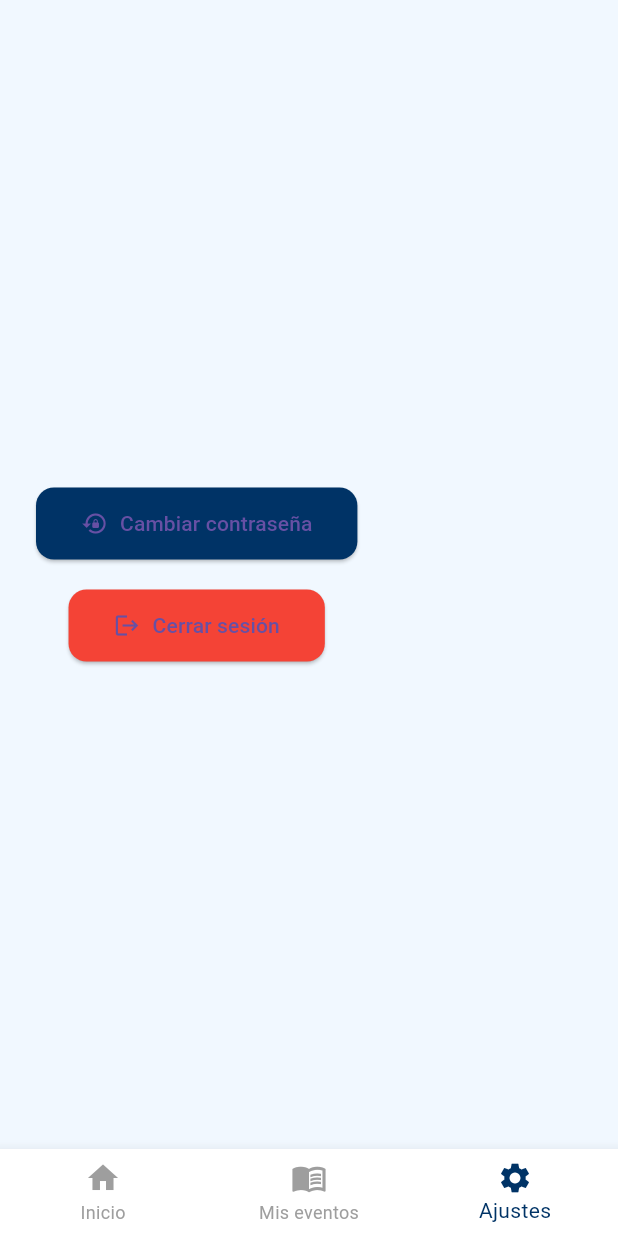
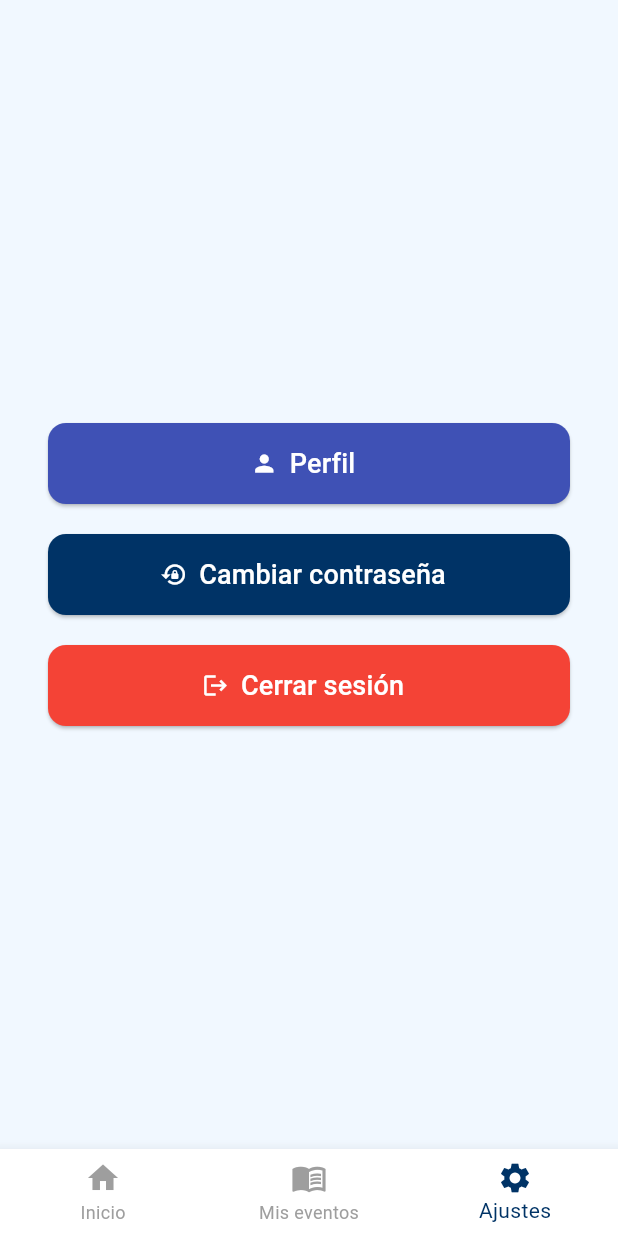
Before and after one commit to Docsso/proyectoFinalProgra, a Flutter app: the MenuPage screen opened directly, item 3 of the bottom bar chosen, on a phone screen of 412 x 824 dp. Run offline on Flutter 3.47's test engine with Material 3 defaults, Android fonts, the phone set to English and light mode, and no system bars; our stand-ins replace geolocator, image_picker, permission_handler, sqflite; accounts and stored records are empty.

Commit message:
avance de lo visual

```diff
--- a/proyectofinal1/lib/src/pages/menu_page.dart
+++ b/proyectofinal1/lib/src/pages/menu_page.dart
@@ -2,8 +2,9 @@ import 'package:flutter/material.dart';
 import 'create_event_page.dart';
 import 'event_list_page.dart';
 import 'welcome_page.dart';
-import 'change_password_page.dart'; // ✅ Correcta ubicación
+import 'change_password_page.dart';
 import 'my_events_page.dart';
+import 'package:proyectofinal1/src/pages/profile_page.dart';
 
 class MenuPage extends StatefulWidget {
   const MenuPage({super.key});
@@ -98,7 +99,7 @@ class _HomeView extends StatelessWidget {
               Navigator.pushAndRemoveUntil(
                 context,
                 MaterialPageRoute(builder: (context) => const WelcomePage()),
-                (route) => false,
+                    (route) => false,
               );
             },
             style: ElevatedButton.styleFrom(
@@ -122,45 +123,45 @@ class _SettingsView extends StatelessWidget {
   @override
   Widget build(BuildContext context) {
     return Padding(
-      padding: const EdgeInsets.all(24),
+      padding: const EdgeInsets.symmetric(horizontal: 32, vertical: 48),
       child: Column(
         mainAxisAlignment: MainAxisAlignment.center,
         children: [
-          ElevatedButton.icon(
-            icon: const Icon(Icons.lock_reset),
-            label: const Text('Cambiar contraseña'),
+          _SettingsButton(
+            label: 'Perfil',
+            icon: Icons.person,
+            color: Colors.indigo,
             onPressed: () {
               Navigator.push(
                 context,
-                MaterialPageRoute(builder: (context) => const ChangePasswordPage()),
+                MaterialPageRoute(builder: (_) => const ProfilePage()),
               );
             },
-            style: ElevatedButton.styleFrom(
-              backgroundColor: const Color(0xFF003366),
-              padding: const EdgeInsets.symmetric(horizontal: 30, vertical: 14),
-              shape: RoundedRectangleBorder(
-                borderRadius: BorderRadius.circular(12),
-              ),
-            ),
           ),
           const SizedBox(height: 20),
-          ElevatedButton.icon(
-            icon: const Icon(Icons.logout),
-            label: const Text('Cerrar sesión'),
+          _SettingsButton(
+            label: 'Cambiar contraseña',
+            icon: Icons.lock_reset,
+            color: const Color(0xFF003366),
+            onPressed: () {
+              Navigator.push(
+                context,
+                MaterialPageRoute(builder: (_) => const ChangePasswordPage()),
+              );
+            },
+          ),
+          const SizedBox(height: 20),
+          _SettingsButton(
+            label: 'Cerrar sesión',
+            icon: Icons.logout,
+            color: Colors.red,
             onPressed: () {
               Navigator.pushAndRemoveUntil(
                 context,
-                MaterialPageRoute(builder: (context) => const WelcomePage()),
-                (route) => false,
+                MaterialPageRoute(builder: (_) => const WelcomePage()),
+                    (_) => false,
               );
             },
-            style: ElevatedButton.styleFrom(
-              backgroundColor: Colors.red,
-              padding: const EdgeInsets.symmetric(horizontal: 30, vertical: 14),
-              shape: RoundedRectangleBorder(
-                borderRadius: BorderRadius.circular(12),
-              ),
-            ),
           ),
         ],
       ),
@@ -168,7 +169,46 @@ class _SettingsView extends StatelessWidget {
   }
 }
 
-// Reutilizable
+// 🔁 Botón reutilizable
+class _SettingsButton extends StatelessWidget {
+  final String label;
+  final IconData icon;
+  final VoidCallback onPressed;
+  final Color color;
+
+  const _SettingsButton({
+    required this.label,
+    required this.icon,
+    required this.onPressed,
+    required this.color,
+  });
+
+  @override
+  Widget build(BuildContext context) {
+    return SizedBox(
+      width: double.infinity,
+      child: ElevatedButton.icon(
+        icon: Icon(icon, color: Colors.white),
+        label: Padding(
+          padding: const EdgeInsets.symmetric(vertical: 14),
+          child: Text(
+            label,
+            style: const TextStyle(fontSize: 18, color: Colors.white),
+          ),
+        ),
+        onPressed: onPressed,
+        style: ElevatedButton.styleFrom(
+          backgroundColor: color,
+          shape: RoundedRectangleBorder(
+            borderRadius: BorderRadius.circular(12),
+          ),
+        ),
+      ),
+    );
+  }
+}
+
+// 🧱 Botón de inicio reutilizable
 class _MenuButton extends StatelessWidget {
   final IconData icon;
   final String label;
```
Also changed, not shown: proyectofinal1/lib/src/database/local_db.dart (+15 -7 lines), proyectofinal1/lib/src/pages/profile_page.dart (added, +79 -0 lines), proyectofinal1/lib/src/pages/welcome_page.dart (+25 -3 lines), proyectofinal1/pubspec.lock, 13 other files.
